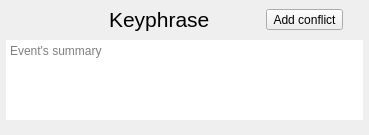
Above: ui/character_backstory_card.ui from zkovari/plotlyst before the change. Below: the same form after it.
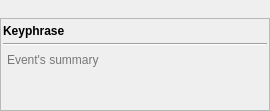
That is the form after the change. Custom widgets are drawn as their Qt base class.

Commit message:
Renovate character backstory widget (#154)
* Disable collapsible children for splitters

* PreventContextMenu for menu and toolbar

* Renovate character backstory widget

* progress

* progress

* progress

* add types

* fix test

```diff
--- a/ui/character_backstory_card.ui
+++ b/ui/character_backstory_card.ui
@@ -1,93 +1,90 @@
 <?xml version="1.0" encoding="UTF-8"?>
 <ui version="4.0">
  <class>CharacterBackstoryCard</class>
- <widget class="QFrame" name="CharacterBackstoryCard">
+ <widget class="QWidget" name="CharacterBackstoryCard">
   <property name="geometry">
    <rect>
     <x>0</x>
     <y>0</y>
-    <width>369</width>
-    <height>135</height>
+    <width>270</width>
+    <height>111</height>
    </rect>
   </property>
-  <property name="sizePolicy">
-   <sizepolicy hsizetype="Preferred" vsizetype="Maximum">
-    <horstretch>0</horstretch>
-    <verstretch>0</verstretch>
-   </sizepolicy>
-  </property>
-  <property name="mouseTracking">
-   <bool>true</bool>
-  </property>
   <property name="windowTitle">
    <string>Frame</string>
   </property>
   <layout class="QVBoxLayout" name="verticalLayout_2">
    <property name="spacing">
-    <number>3</number>
+    <number>0</number>
    </property>
    <property name="leftMargin">
-    <number>6</number>
+    <number>0</number>
    </property>
    <property name="topMargin">
-    <number>2</number>
+    <number>0</number>
    </property>
    <property name="rightMargin">
-    <number>6</number>
+    <number>0</number>
    </property>
    <property name="bottomMargin">
-    <number>8</number>
+    <number>0</number>
    </property>
    <item>
-    <layout class="QHBoxLayout" name="horizontalLayout">
-     <item>
-      <widget class="QLabel" name="lblAgeIcon">
-       <property name="text">
-        <string/>
-       </property>
-      </widget>
-     </item>
-     <item>
-      <widget class="QLabel" name="lblAge">
-       <property name="font">
-        <font>
-         <pointsize>15</pointsize>
-        </font>
-       </property>
-       <property name="text">
-        <string/>
-       </property>
-      </widget>
-     </item>
-     <item>
-      <spacer name="horizontalSpacer">
+    <spacer name="horizontalSpacer_2">
        <property name="orientation">
         <enum>Qt::Horizontal</enum>
        </property>
-       <property name="sizeType">
-        <enum>QSizePolicy::Preferred</enum>
-       </property>
        <property name="sizeHint" stdset="0">
         <size>
-         <width>40</width>
-         <height>20</height>
+       <width>267</width>
+       <height>18</height>
         </size>
        </property>
       </spacer>
      </item>
      <item>
+    <widget class="QFrame" name="cardFrame">
+     <property name="frameShape">
+      <enum>QFrame::StyledPanel</enum>
+     </property>
+     <property name="frameShadow">
+      <enum>QFrame::Raised</enum>
+     </property>
+     <layout class="QVBoxLayout" name="verticalLayout">
+      <property name="spacing">
+       <number>3</number>
+      </property>
+      <property name="leftMargin">
+       <number>2</number>
+      </property>
+      <property name="topMargin">
+       <number>2</number>
+      </property>
+      <property name="rightMargin">
+       <number>2</number>
+      </property>
+      <property name="bottomMargin">
+       <number>2</number>
+      </property>
+      <item>
+       <layout class="QHBoxLayout" name="horizontalLayout">
+        <item>
       <widget class="QLabel" name="lblKeyphrase">
        <property name="font">
         <font>
-         <pointsize>16</pointsize>
+            <weight>75</weight>
+            <bold>true</bold>
         </font>
        </property>
        <property name="text">
         <string>Keyphrase</string>
        </property>
-      </widget>
-     </item>
-     <item>
+          <property name="wordWrap">
+           <bool>true</bool>
+          </property>
+         </widget>
+        </item>
+        <item alignment="Qt::AlignTop">
       <widget class="QToolButton" name="btnEdit">
        <property name="cursor">
         <cursorShape>PointingHandCursor</cursorShape>
@@ -100,36 +97,7 @@
        </property>
       </widget>
      </item>
-     <item>
-      <widget class="LabelsWidget" name="wdgLabels" native="true">
-       <property name="sizePolicy">
-        <sizepolicy hsizetype="Preferred" vsizetype="Maximum">
-         <horstretch>0</horstretch>
-         <verstretch>0</verstretch>
-        </sizepolicy>
-       </property>
-      </widget>
-     </item>
-     <item>
-      <widget class="QToolButton" name="btnAddConflict">
-       <property name="cursor">
-        <cursorShape>ArrowCursor</cursorShape>
-       </property>
-       <property name="styleSheet">
-        <string notr="true"/>
-       </property>
-       <property name="text">
-        <string>Add conflict</string>
-       </property>
-       <property name="popupMode">
-        <enum>QToolButton::InstantPopup</enum>
-       </property>
-       <property name="toolButtonStyle">
-        <enum>Qt::ToolButtonTextBesideIcon</enum>
-       </property>
-      </widget>
-     </item>
-     <item>
+        <item alignment="Qt::AlignTop">
       <widget class="QToolButton" name="btnRemove">
        <property name="cursor">
         <cursorShape>PointingHandCursor</cursorShape>
@@ -150,6 +118,13 @@
      </item>
     </layout>
    </item>
+      <item>
+       <widget class="Line" name="line">
+        <property name="orientation">
+         <enum>Qt::Horizontal</enum>
+        </property>
+       </widget>
+      </item>
    <item>
     <widget class="AutoAdjustableTextEdit" name="textSummary">
      <property name="sizePolicy">
@@ -171,7 +146,8 @@
       </size>
      </property>
      <property name="styleSheet">
-      <string notr="true">border: 0px solid grey;</string>
+         <string notr="true">border: 0px solid grey;
+background-color: rgba(0, 0, 0, 0);</string>
      </property>
      <property name="placeholderText">
       <string>Event's summary</string>
@@ -180,13 +156,10 @@
    </item>
   </layout>
  </widget>
+   </item>
+  </layout>
+ </widget>
  <customwidgets>
-  <customwidget>
-   <class>LabelsWidget</class>
-   <extends>QWidget</extends>
-   <header>src.main.python.plotlyst.view.widget.labels</header>
-   <container>1</container>
-  </customwidget>
   <customwidget>
    <class>AutoAdjustableTextEdit</class>
    <extends>QTextEdit</extends>
```
Left out of the diff: 2 changed lines with no effect on the pictures. Lines whose indentation alone changed are shown as unchanged. The commit also changes 21 other files.
